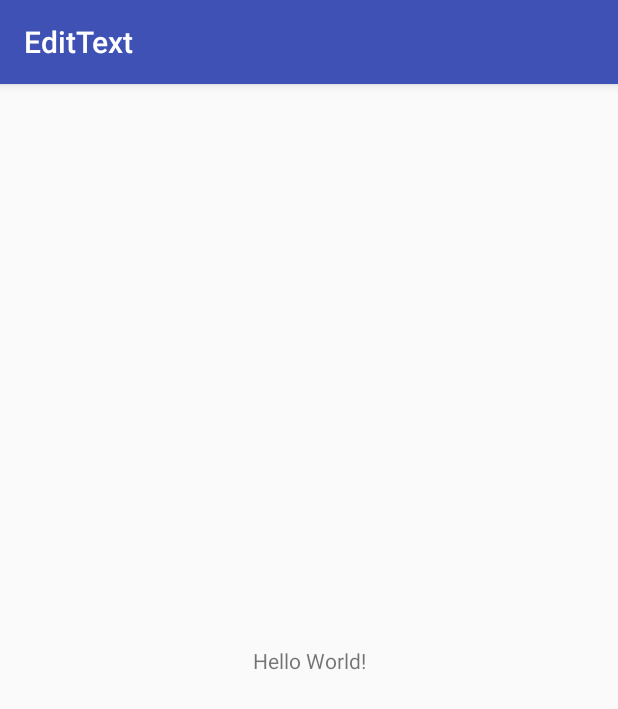
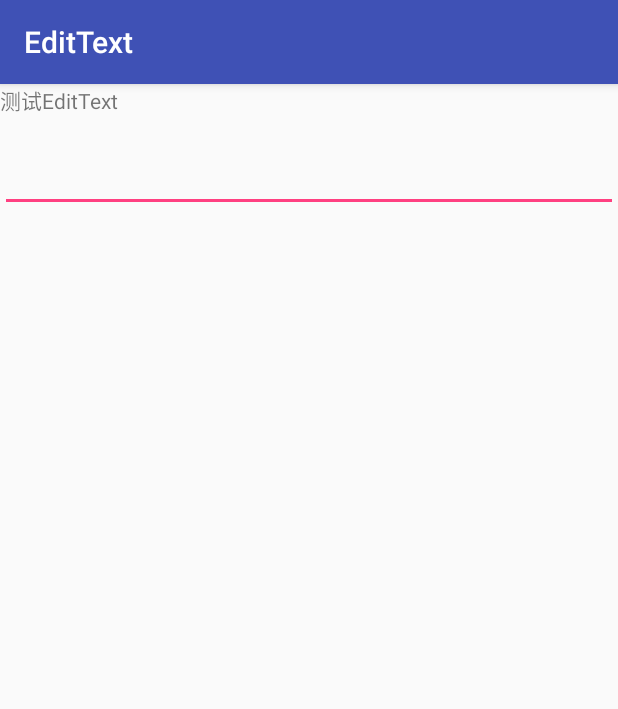
Before and after one commit to jinhuizxc/EditText, an Android app: the screen it shows after launch (MainActivity), on a phone screen of 412 x 824 dp. Shown: the top 709 px of the screen. Run offline under Robolectric (Android 15) with nearby library versions, the phone set to English and light mode, and no system bars.

Commit message:
编辑框的内容监听变化

```diff
--- a/app/src/main/java/com/example/jh/edittext/MainActivity.java
+++ b/app/src/main/java/com/example/jh/edittext/MainActivity.java
@@ -2,15 +2,74 @@ package com.example.jh.edittext;
 
 import android.support.v7.app.AppCompatActivity;
 import android.os.Bundle;
+import android.text.Editable;
+import android.text.TextWatcher;
+import android.util.Log;
+import android.view.KeyEvent;
+import android.widget.EditText;
+import android.widget.TextView;
 
 /**
  * EditText内容监听变化
  */
 public class MainActivity extends AppCompatActivity {
 
+    private static final String TAG = MainActivity.class.getSimpleName();
+    EditText edit;
     @Override
     protected void onCreate(Bundle savedInstanceState) {
         super.onCreate(savedInstanceState);
         setContentView(R.layout.activity_main);
+
+        edit = (EditText) findViewById(R.id.edit);
+        /**
+         * EditText编辑框内容发生变化时的监听回调
+         */
+        edit.addTextChangedListener(new MyTextChangedListener());
+        /**
+         *  1、EditText输入框的动态监听方法
+         *  A:监听 输入结束点击键盘确认键执行的 方法
+         */
+        //这个方法没什么用啊？
+//        edit.setOnEditorActionListener(new TextView.OnEditorActionListener() {
+//
+//            @Override
+//            public boolean onEditorAction(TextView v, int actionId, KeyEvent event) {
+//                Log.e("输入完点击确认执行该方法", "输入结束");
+//                return false;
+//            }
+//        });
+
+    }
+
+    /**
+     * 文本监听的方法实现
+     */
+    public class MyTextChangedListener implements TextWatcher{
+
+        /**
+         * 编辑框的内容发生改变之前的回调方法
+         */
+        @Override
+        public void beforeTextChanged(CharSequence s, int start, int count, int after) {
+            Log.e(TAG, "beforeTextChanged =" + s.toString());
+        }
+
+        /**
+         * 编辑框的内容正在发生改变时的回调方法 >>用户正在输入
+         * 我们可以在这里实时地 通过搜索匹配用户的输入
+         */
+        @Override
+        public void onTextChanged(CharSequence s, int start, int before, int count) {
+            Log.e(TAG, "onTextChanged =" + s.toString());
+        }
+
+        /**
+         * 编辑框的内容改变以后,用户没有继续输入时 的回调方法
+         */
+        @Override
+        public void afterTextChanged(Editable s) {
+            Log.e(TAG, "afterTextChanged =" + s.toString());
+        }
     }
 }
--- a/app/src/main/res/layout/activity_main.xml
+++ b/app/src/main/res/layout/activity_main.xml
@@ -1,18 +1,19 @@
 <?xml version="1.0" encoding="utf-8"?>
-<android.support.constraint.ConstraintLayout xmlns:android="http://schemas.android.com/apk/res/android"
+<LinearLayout xmlns:android="http://schemas.android.com/apk/res/android"
     xmlns:app="http://schemas.android.com/apk/res-auto"
     xmlns:tools="http://schemas.android.com/tools"
     android:layout_width="match_parent"
     android:layout_height="match_parent"
+    android:orientation="vertical"
     tools:context="com.example.jh.edittext.MainActivity">
 
     <TextView
-        android:layout_width="wrap_content"
-        android:layout_height="wrap_content"
-        android:text="Hello World!"
-        app:layout_constraintBottom_toBottomOf="parent"
-        app:layout_constraintLeft_toLeftOf="parent"
-        app:layout_constraintRight_toRightOf="parent"
-        app:layout_constraintTop_toTopOf="parent" />
+        android:layout_width="match_parent"
+        android:layout_height="40dp"
+        android:text="测试EditText"/>
+  <EditText
+      android:id="@+id/edit"
+      android:layout_width="match_parent"
+      android:layout_height="wrap_content" />
 
-</android.support.constraint.ConstraintLayout>
+</LinearLayout>
```
